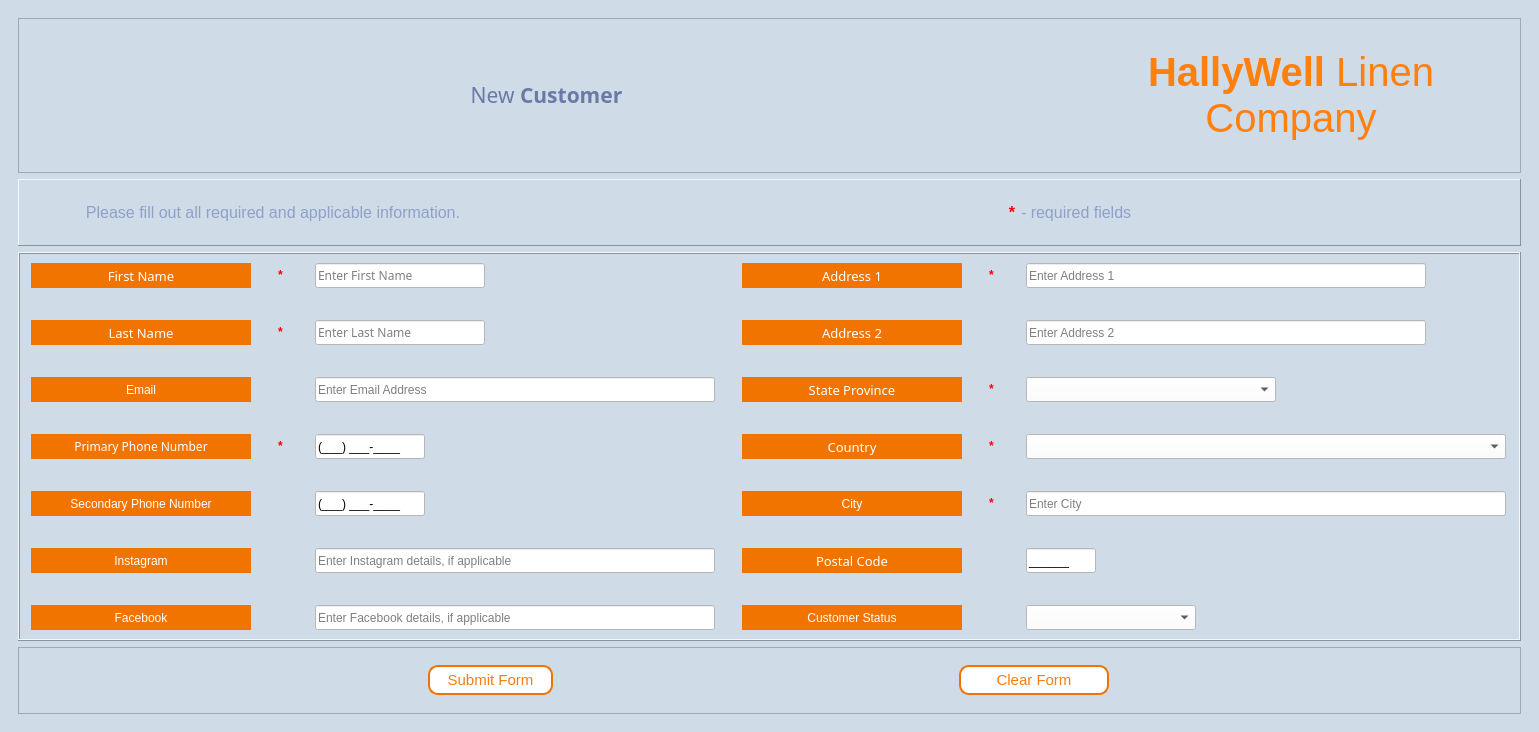
Qt form Hallywell CRMS v1/UI Files/NewCustomerForm.ui (apduong/CIS-3365) before a commit.
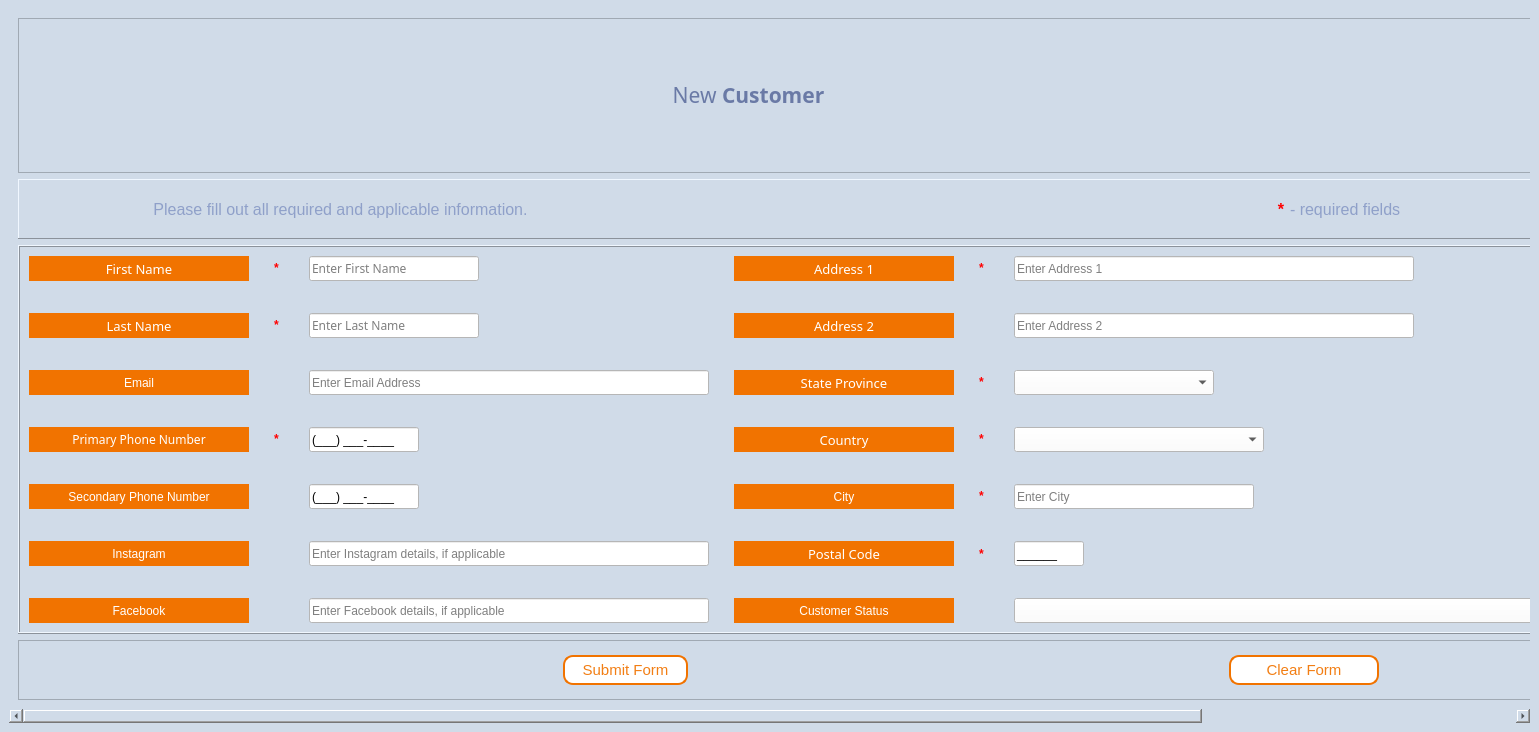
The same form after that commit.

Diff of the .ui file:
```diff
--- a/Hallywell CRMS v1/UI Files/NewCustomerForm.ui
+++ b/Hallywell CRMS v1/UI Files/NewCustomerForm.ui
@@ -39,8 +39,8 @@
         <rect>
          <x>0</x>
          <y>0</y>
-         <width>1517</width>
-         <height>710</height>
+         <width>1935</width>
+         <height>707</height>
         </rect>
        </property>
        <layout class="QVBoxLayout" name="verticalLayout_2">
@@ -299,13 +299,13 @@
             <widget class="QComboBox" name="comboBox_StateProvince">
              <property name="minimumSize">
               <size>
-               <width>250</width>
+               <width>200</width>
                <height>25</height>
               </size>
              </property>
              <property name="maximumSize">
               <size>
-               <width>250</width>
+               <width>200</width>
                <height>25</height>
               </size>
              </property>
@@ -445,13 +445,13 @@
             <widget class="QComboBox" name="comboBox_Country">
              <property name="minimumSize">
               <size>
-               <width>480</width>
+               <width>250</width>
                <height>25</height>
               </size>
              </property>
              <property name="maximumSize">
               <size>
-               <width>480</width>
+               <width>250</width>
                <height>25</height>
               </size>
              </property>
@@ -658,6 +658,9 @@
              <property name="inputMask">
               <string>(999) 999-9999;_</string>
              </property>
+             <property name="text">
+              <string>() -</string>
+             </property>
              <property name="maxLength">
               <number>14</number>
              </property>
@@ -737,13 +740,13 @@
             <widget class="QLineEdit" name="lineEdit_City">
              <property name="minimumSize">
               <size>
-               <width>480</width>
+               <width>240</width>
                <height>25</height>
               </size>
              </property>
              <property name="maximumSize">
               <size>
-               <width>480</width>
+               <width>240</width>
                <height>25</height>
               </size>
              </property>
@@ -1059,15 +1062,29 @@
             <widget class="QComboBox" name="comboBox">
              <property name="minimumSize">
               <size>
-               <width>170</width>
+               <width>900</width>
                <height>25</height>
               </size>
              </property>
              <property name="maximumSize">
               <size>
-               <width>170</width>
+               <width>900</width>
                <height>25</height>
               </size>
+             </property>
+             <property name="modelColumn">
+              <number>0</number>
+             </property>
+            </widget>
+           </item>
+           <item row="5" column="4">
+            <widget class="QLabel" name="label_23">
+             <property name="styleSheet">
+              <string notr="true">background: none; color:red; font-weight: bold; 
+	font: 75 18pt &quot;Arial&quot;;</string>
+             </property>
+             <property name="text">
+              <string>*</string>
              </property>
             </widget>
            </item>
```
Left out of the diff: 10 changed lines with no effect on the pictures.
